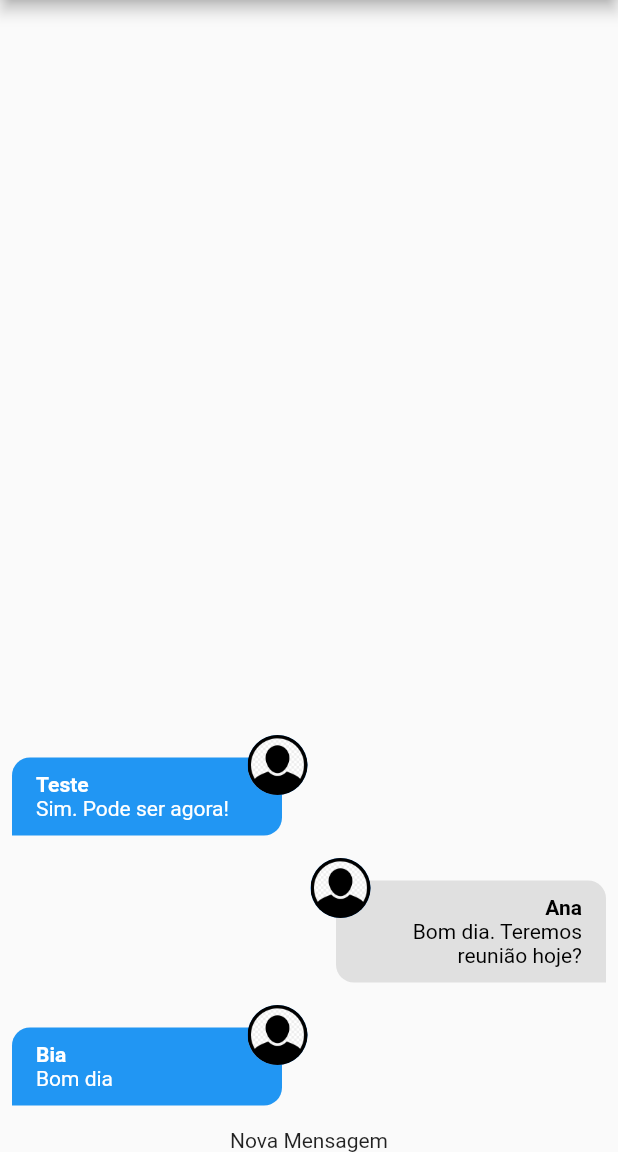
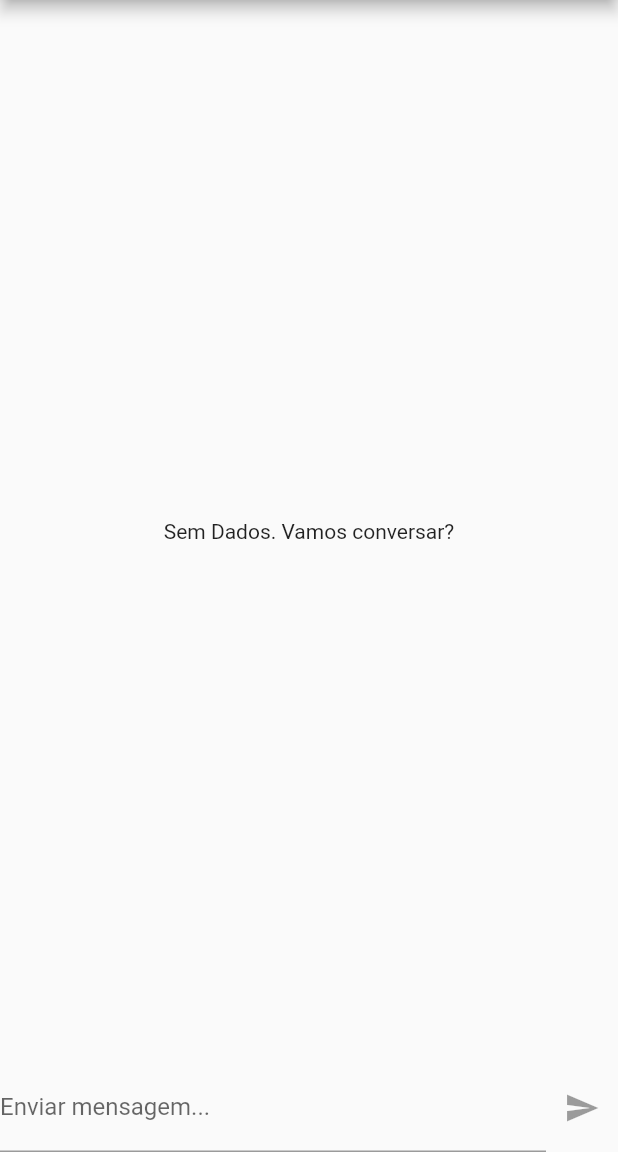
Before and after one commit to juniorlatalisa/cod3r_flutter, a Flutter app: the screen it shows after launch, on a phone screen of 412 x 824 dp, the part 84-1236 px from its top. Run offline on Flutter 3.47's test engine with Material 2 defaults, Android fonts, the phone set to English and light mode, and no system bars; our stand-ins replace google_maps_flutter, image_picker, location, shared_preferences, sqflite; accounts and stored records are empty.

Commit message:
Aplicação de Chat - Firebase, Upload Imagem e Push Notifications: Componente New Message

```diff
--- a/curso_flutter/chat/lib/components/new_message.dart
+++ b/curso_flutter/chat/lib/components/new_message.dart
@@ -1,12 +1,50 @@
+import 'package:chat/core/services/auth/auth_service.dart';
+import 'package:chat/core/services/chat/chat_service.dart';
 import 'package:flutter/material.dart';
 
-class NewMessage extends StatelessWidget {
+class NewMessage extends StatefulWidget {
   const NewMessage({Key? key}) : super(key: key);
 
   @override
+  State<NewMessage> createState() => _NewMessageState();
+}
+
+class _NewMessageState extends State<NewMessage> {
+  String _message = '';
+  final _messageController = TextEditingController();
+
+  Future<void> _sendMessage() async {
+    final user = AuthService().currentUser;
+
+    if (user != null) {
+      await ChatService().save(_message, user);
+      _messageController.clear();
+    }
+  }
+
+  @override
   Widget build(BuildContext context) {
-    return const Center(
-      child: Text('Nova Mensagem'),
+    return Row(
+      children: [
+        Expanded(
+          child: TextField(
+            controller: _messageController,
+            onChanged: (msg) => setState(() => _message = msg),
+            decoration: const InputDecoration(
+              labelText: 'Enviar mensagem...',
+            ),
+            onSubmitted: (_) {
+              if (_message.trim().isNotEmpty) {
+                _sendMessage();
+              }
+            },
+          ),
+        ),
+        IconButton(
+          icon: const Icon(Icons.send),
+          onPressed: _message.trim().isEmpty ? null : _sendMessage,
+        ),
+      ],
     );
   }
 }
--- a/curso_flutter/chat/lib/core/services/chat/chat_mock_service.dart
+++ b/curso_flutter/chat/lib/core/services/chat/chat_mock_service.dart
@@ -5,32 +5,7 @@ import 'package:chat/core/models/chat_user.dart';
 import 'package:chat/core/services/chat/chat_service.dart';
 
 class ChatMockService implements ChatService {
-  static final List<ChatMessage> _msgs = [
-    ChatMessage(
-      id: '1',
-      text: 'Bom dia',
-      createdAt: DateTime.now(),
-      userId: '123',
-      userName: 'Bia',
-      userImageURL: 'assets/images/avatar.png',
-    ),
-    ChatMessage(
-      id: '2',
-      text: 'Bom dia. Teremos reunião hoje?',
-      createdAt: DateTime.now(),
-      userId: '456',
-      userName: 'Ana',
-      userImageURL: 'assets/images/avatar.png',
-    ),
-    ChatMessage(
-      id: '3',
-      text: 'Sim. Pode ser agora!',
-      createdAt: DateTime.now(),
-      userId: '123',
-      userName: 'Teste',
-      userImageURL: 'assets/images/avatar.png',
-    ),
-  ];
+  static final List<ChatMessage> _msgs = [];
 
   static MultiStreamController<List<ChatMessage>>? _controller;
   static final _msgsStream = Stream<List<ChatMessage>>.multi((controller) {
@@ -54,7 +29,7 @@ class ChatMockService implements ChatService {
       userImageURL: user.imageURL,
     );
     _msgs.add(newMessage);
-    _controller?.add(_msgs);
+    _controller?.add(_msgs.reversed.toList());
     return newMessage;
   }
 }
```
